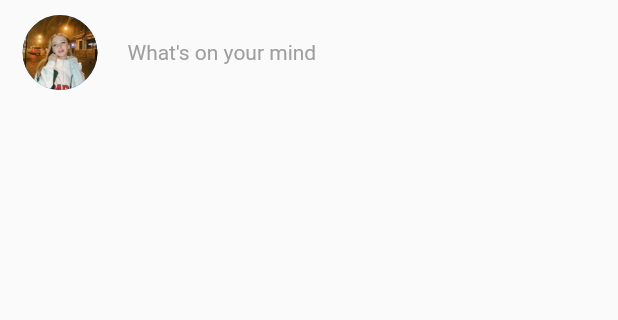
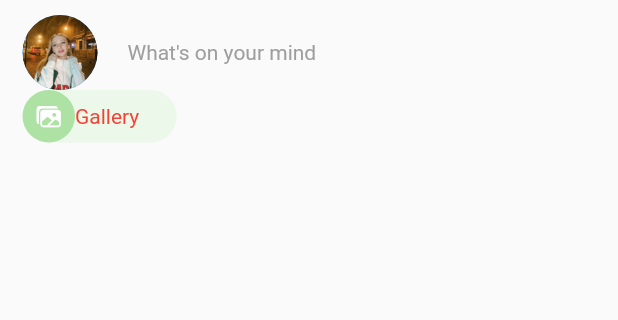
Before and after one commit to Miguel0328/flutter_social, a Flutter app: the screen it shows after launch, on a phone screen of 412 x 824 dp, the part 84-404 px from its top. Run offline on Flutter 3.47's test engine with Material 2 defaults, Android fonts, the phone set to English and light mode, and no system bars; our stand-ins replace cached_network_image, flutter_svg; project files that could hold a hidden picture were left out.

Commit message:
[Feat] Actions => QuickActions Widget

```diff
--- a/lib/social_ui/social_ui.dart
+++ b/lib/social_ui/social_ui.dart
@@ -3,6 +3,7 @@ import 'package:flutter/services.dart';
 import 'package:flutter_social/icons/custom_icons.dart';
 import 'package:flutter_social/social_ui/widgets/avatar.dart';
 import 'package:flutter_social/social_ui/widgets/circle_button.dart';
+import 'package:flutter_social/social_ui/widgets/quick_actions.dart';
 import 'package:flutter_social/social_ui/widgets/what_is_on_your_mind.dart';
 import 'package:flutter_svg/flutter_svg.dart';
 
@@ -32,23 +33,23 @@ class SocialUI extends StatelessWidget {
           ),
         ),
         actions: const [
-          CircleButtom(
+          CircleButton(
             color: Color(0xffBFBFBF),
             iconData: CustomIcons.search,
           ),
           SizedBox(width: 10),
-          CircleButtom(
+          CircleButton(
             color: Color(0xffFE7574),
             iconData: CustomIcons.bell,
           ),
           SizedBox(width: 10),
-          CircleButtom(
+          CircleButton(
             color: Color(0xff7BBAFF),
             iconData: CustomIcons.userFriends,
             showBadge: true,
           ),
           SizedBox(width: 10),
-          CircleButtom(
+          CircleButton(
             color: Color(0xff1C86E4),
             iconData: CustomIcons.messenger,
           ),
@@ -63,6 +64,7 @@ class SocialUI extends StatelessWidget {
         ),
         children: const [
           WhatIsOnYourMind(),
+          QuickActions(),
         ],
       ),
     );
--- a/lib/social_ui/widgets/circle_button.dart
+++ b/lib/social_ui/widgets/circle_button.dart
@@ -1,11 +1,11 @@
 import 'package:flutter/material.dart';
 
-class CircleButtom extends StatelessWidget {
+class CircleButton extends StatelessWidget {
   final Color color;
   final IconData iconData;
   final bool showBadge;
 
-  const CircleButtom({
+  const CircleButton({
     super.key,
     required this.color,
     required this.iconData,
--- /dev/null
+++ b/lib/social_ui/widgets/quick_actions.dart
@@ -0,0 +1,59 @@
+import 'package:flutter/material.dart';
+import 'package:flutter_social/social_ui/widgets/circle_button.dart';
+
+import '../../icons/custom_icons.dart';
+
+class QuickActions extends StatelessWidget {
+  const QuickActions({super.key});
+
+  @override
+  Widget build(BuildContext context) {
+    return const Row(
+      children: [
+        QuickButton(
+          color: Colors.red,
+          iconData: CustomIcons.photos,
+        ),
+      ],
+    );
+  }
+}
+
+class QuickButton extends StatelessWidget {
+  final IconData iconData;
+  final Color color;
+
+  const QuickButton({
+    super.key,
+    required this.iconData,
+    required this.color,
+  });
+
+  @override
+  Widget build(BuildContext context) {
+    return Container(
+      padding: const EdgeInsets.only(
+        right: 25,
+      ),
+      decoration: BoxDecoration(
+        color: const Color(0xffECF8E9),
+        borderRadius: BorderRadius.circular(30),
+      ),
+      child: Row(
+        children: [
+          CircleButton(
+            color: Color(0xffAEE2A4),
+            iconData: iconData,
+          ),
+          // SizedBox(
+          // const   width: 15,
+          // ),
+          Text(
+            "Gallery",
+            style: TextStyle(color: color),
+          )
+        ],
+      ),
+    );
+  }
+}
--- a/lib/social_ui/widgets/what_is_on_your_mind.dart
+++ b/lib/social_ui/widgets/what_is_on_your_mind.dart
@@ -17,10 +17,12 @@ class WhatIsOnYourMind extends StatelessWidget {
         SizedBox(
           width: 20,
         ),
-        Text(
-          "What's on your mind",
-          style: TextStyle(
-            color: Colors.grey,
+        Flexible(
+          child: Text(
+            "What's on your mind",
+            style: TextStyle(
+              color: Colors.grey,
+            ),
           ),
         ),
       ],
```
